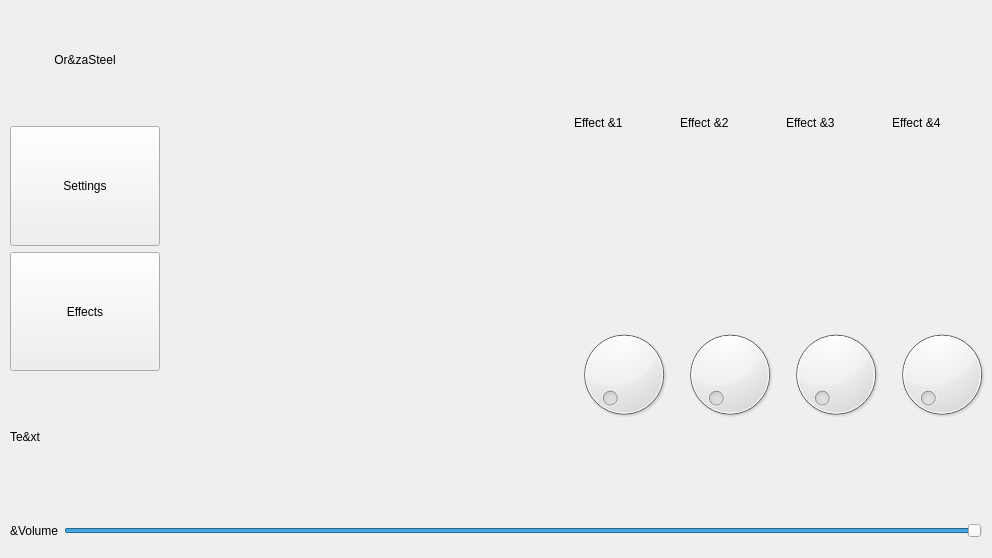
This is src/qt/Window.ui in chuckfairy/OrzaSteel as Qt 5 draws it before an edit. The edited form follows.
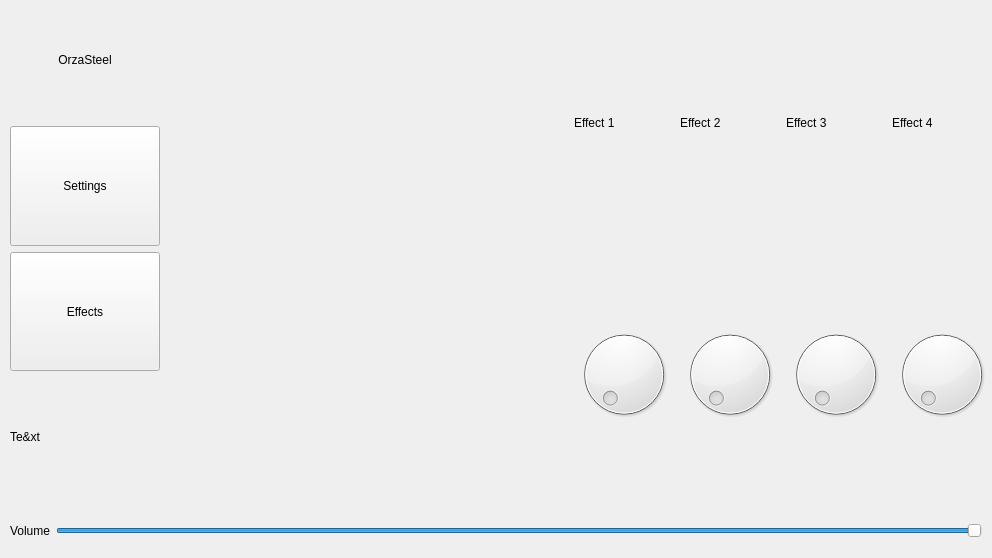
This is the edited form.

What changed in the file:
```diff
--- a/src/qt/Window.ui
+++ b/src/qt/Window.ui
@@ -88,7 +88,7 @@
            </size>
           </property>
           <property name="text">
-           <string>Or&amp;zaSteel</string>
+           <string>OrzaSteel</string>
           </property>
           <property name="alignment">
            <set>Qt::AlignCenter</set>
@@ -162,7 +162,7 @@
           <item>
            <widget class="QLabel" name="effect_1_label">
             <property name="text">
-             <string>Effect &amp;1</string>
+             <string>Effect 1</string>
             </property>
            </widget>
           </item>
@@ -176,7 +176,7 @@
           <item>
            <widget class="QLabel" name="effect_1_label_2">
             <property name="text">
-             <string>Effect &amp;2</string>
+             <string>Effect 2</string>
             </property>
            </widget>
           </item>
@@ -190,7 +190,7 @@
           <item>
            <widget class="QLabel" name="effect_1_label_3">
             <property name="text">
-             <string>Effect &amp;3</string>
+             <string>Effect 3</string>
             </property>
            </widget>
           </item>
@@ -204,7 +204,7 @@
           <item>
            <widget class="QLabel" name="effect_1_label_4">
             <property name="text">
-             <string>Effect &amp;4</string>
+             <string>Effect 4</string>
             </property>
            </widget>
           </item>
@@ -234,7 +234,7 @@
       <item>
        <widget class="QLabel" name="volume_label">
         <property name="text">
-         <string>&amp;Volume</string>
+         <string>Volume</string>
         </property>
        </widget>
       </item>
```
